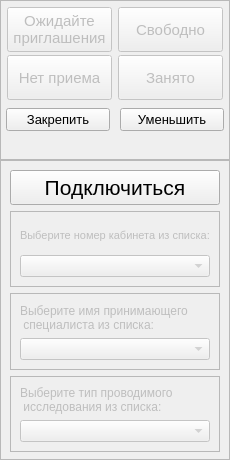
Above: window.ui from wonderarry/mcksockclient before the change. Below: the same form after it.
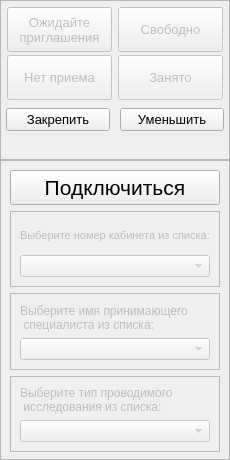
That is the form after the change.

Diff of the .ui file:
```diff
--- a/window.ui
+++ b/window.ui
@@ -146,7 +146,7 @@
             <property name="font">
              <font>
               <family>Segoe UI</family>
-              <pointsize>11</pointsize>
+              <pointsize>10</pointsize>
              </font>
             </property>
             <property name="styleSheet">
@@ -196,7 +196,7 @@
             <property name="font">
              <font>
               <family>Segoe UI</family>
-              <pointsize>11</pointsize>
+              <pointsize>10</pointsize>
              </font>
             </property>
             <property name="styleSheet">
@@ -246,7 +246,7 @@
             <property name="font">
              <font>
               <family>Segoe UI</family>
-              <pointsize>11</pointsize>
+              <pointsize>10</pointsize>
              </font>
             </property>
             <property name="styleSheet">
@@ -294,7 +294,7 @@
             <property name="font">
              <font>
               <family>Segoe UI</family>
-              <pointsize>11</pointsize>
+              <pointsize>10</pointsize>
              </font>
             </property>
             <property name="styleSheet">
```
